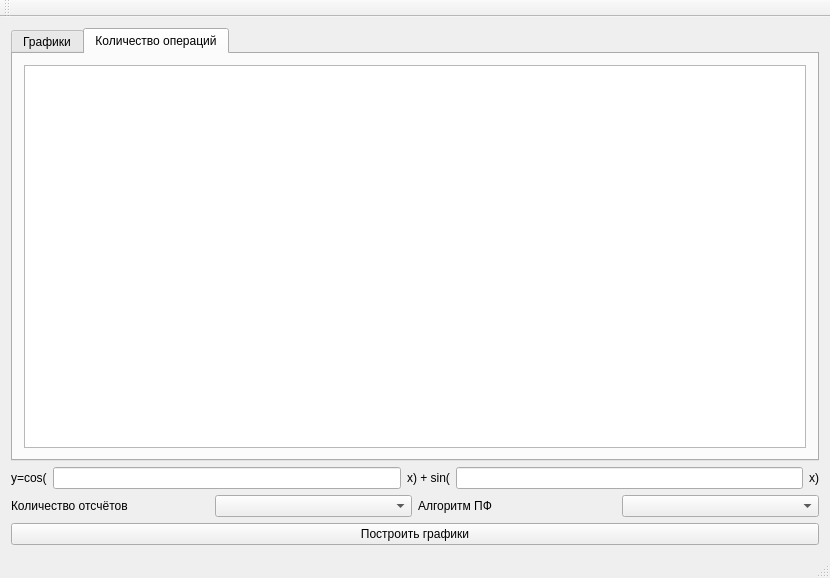
Old version of the form Laba4/mainwindow.ui in the repository istimaldar/DPoSI6.
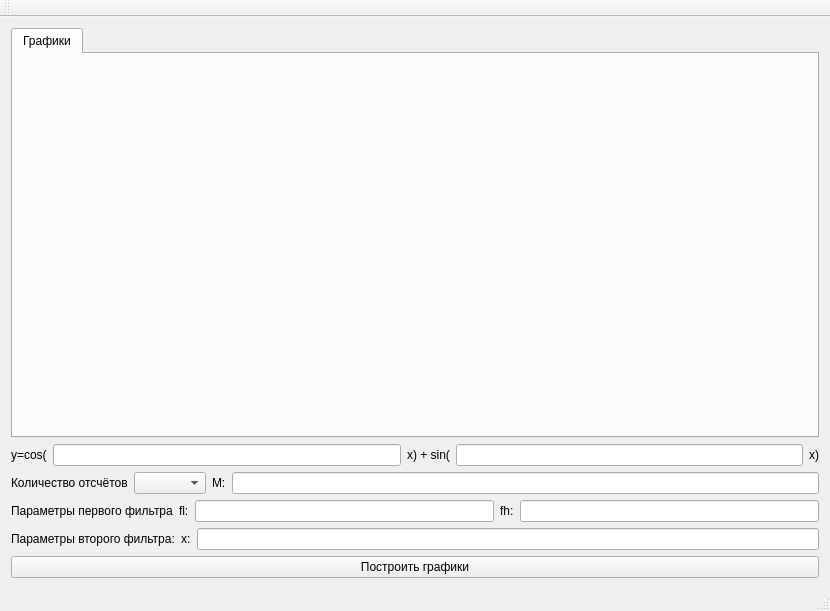
New version of the form. The open tabs and pages were chosen to show the change. Custom widgets are drawn as their Qt base class.

```diff
--- a/Laba4/mainwindow.ui
+++ b/Laba4/mainwindow.ui
@@ -7,7 +7,7 @@
     <x>0</x>
     <y>0</y>
     <width>830</width>
-    <height>578</height>
+    <height>611</height>
    </rect>
   </property>
   <property name="windowTitle">
@@ -25,6 +25,9 @@
         <string>Графики</string>
        </attribute>
        <layout class="QVBoxLayout" name="verticalLayout">
+        <item>
+         <widget class="QCustomPlot" name="customPlot_5" native="true"/>
+        </item>
         <item>
          <layout class="QHBoxLayout" name="horizontalLayout">
           <item>
@@ -48,16 +51,7 @@
        </layout>
        <zorder></zorder>
        <zorder></zorder>
-      </widget>
-      <widget class="QWidget" name="tab_2">
-       <attribute name="title">
-        <string>Количество операций</string>
-       </attribute>
-       <layout class="QVBoxLayout" name="verticalLayout_2">
-        <item>
-         <widget class="QTableWidget" name="tableWidget"/>
-        </item>
-       </layout>
+       <zorder>customPlot_5</zorder>
       </widget>
      </widget>
     </item>
@@ -107,12 +101,64 @@
       <item>
        <widget class="QLabel" name="label_5">
         <property name="text">
-         <string>Алгоритм ПФ</string>
+         <string>M:</string>
         </property>
        </widget>
       </item>
       <item>
-       <widget class="QComboBox" name="comboBox_2"/>
+       <widget class="QLineEdit" name="lineEdit_3"/>
+      </item>
+     </layout>
+    </item>
+    <item>
+     <layout class="QHBoxLayout" name="horizontalLayout_10">
+      <item>
+       <widget class="QLabel" name="label_7">
+        <property name="text">
+         <string>Параметры первого фильтра</string>
+        </property>
+       </widget>
+      </item>
+      <item>
+       <widget class="QLabel" name="label_6">
+        <property name="text">
+         <string>fl:</string>
+        </property>
+       </widget>
+      </item>
+      <item>
+       <widget class="QLineEdit" name="lineEdit_4"/>
+      </item>
+      <item>
+       <widget class="QLabel" name="label_8">
+        <property name="text">
+         <string>fh:</string>
+        </property>
+       </widget>
+      </item>
+      <item>
+       <widget class="QLineEdit" name="lineEdit_5"/>
+      </item>
+     </layout>
+    </item>
+    <item>
+     <layout class="QHBoxLayout" name="horizontalLayout_11">
+      <item>
+       <widget class="QLabel" name="label_9">
+        <property name="text">
+         <string>Параметры второго фильтра:</string>
+        </property>
+       </widget>
+      </item>
+      <item>
+       <widget class="QLabel" name="label_10">
+        <property name="text">
+         <string>x:</string>
+        </property>
+       </widget>
+      </item>
+      <item>
+       <widget class="QLineEdit" name="lineEdit_6"/>
       </item>
      </layout>
     </item>
```
Left out of the diff: 9 changed lines with no effect on the pictures.
